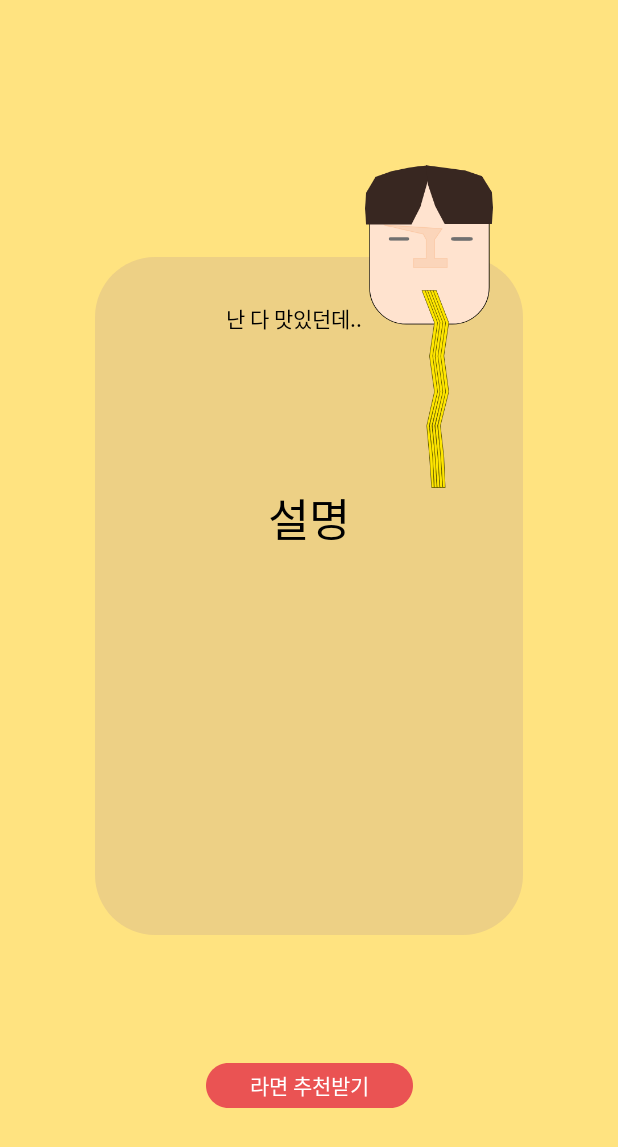
After one commit to ramenddak/ramenddak_Android, an Android app: the StartActivity screen opened directly, with no data from a screen before it, on a phone screen of 412 x 824 dp. The commit adds this screen. Shown: the top 1147 px of the screen. Run offline under Robolectric (Android 15) with nearby library versions, the phone set to English and light mode, and no system bars; our stand-ins replace data binding.

Commit message:
:sparkles: :: start ui

```diff
--- a/app/build.gradle.kts
+++ b/app/build.gradle.kts
@@ -40,6 +40,9 @@ dependencies {
     implementation(Dependency.AndroidX.APPCOMPAT)
     implementation(Dependency.Google.METARIAL)
     implementation(Dependency.AndroidX.CONSTRAINT_LAYOUT)
+    implementation("androidx.appcompat:appcompat:1.5.1")
+    implementation("com.google.android.material:material:1.4.0")
+    implementation("androidx.constraintlayout:constraintlayout:2.1.4")
     testImplementation(Dependency.Test.JUNIT)
     androidTestImplementation(Dependency.Test.ANDROIDX_JUNIT)
     androidTestImplementation(Dependency.Test.ANDROID_ESPRESSO)
--- a/app/src/main/AndroidManifest.xml
+++ b/app/src/main/AndroidManifest.xml
@@ -13,11 +13,19 @@
         android:theme="@style/Theme.Ramenddak_Android"
         tools:targetApi="31">
         <activity
-            android:name=".ui.SplashActivity"
+            android:name=".ui.component.StartActivity"
+            android:exported="false">
+            <meta-data
+                android:name="android.app.lib_name"
+                android:value="" />
+        </activity>
+        <activity
+            android:name=".ui.component.SplashActivity"
             android:exported="true">
             <meta-data
                 android:name="android.app.lib_name"
                 android:value="" />
+
             <intent-filter>
                 <action android:name="android.intent.action.MAIN" />
 
@@ -25,9 +33,8 @@
             </intent-filter>
         </activity>
         <activity
-            android:name=".ui.MainActivity"
+            android:name=".ui.component.MainActivity"
             android:exported="true">
-
             <meta-data
                 android:name="android.app.lib_name"
                 android:value="" />
--- a/app/src/main/java/com/app/ramenddak/ui/MainActivity.kt
+++ b/app/src/main/java/com/app/ramenddak/ui/component/MainActivity.kt
@@ -1,4 +1,4 @@
-package com.app.ramenddak.ui
+package com.app.ramenddak.ui.component
 
 import androidx.appcompat.app.AppCompatActivity
 import android.os.Bundle
--- a/app/src/main/java/com/app/ramenddak/ui/SplashActivity.kt
+++ b/app/src/main/java/com/app/ramenddak/ui/component/SplashActivity.kt
@@ -1,5 +1,7 @@
-package com.app.ramenddak.ui
+package com.app.ramenddak.ui.component
 
+import android.content.Intent
+import android.os.Handler
 import android.view.animation.AnimationUtils
 import com.app.ramenddak.R
 import com.app.ramenddak.databinding.ActivitySplashBinding
@@ -8,10 +10,17 @@ import com.example.presentation.base.BaseActivity
 class SplashActivity : BaseActivity<ActivitySplashBinding>(R.layout.activity_splash) {
     override fun init() {
         animation()
+        showMain()
     }
 
     private fun animation() {
         val startAnimation = AnimationUtils.loadAnimation(this, R.anim.blink_animation)
         binding.startBtn.startAnimation(startAnimation)
     }
+
+    private fun showMain() {
+        binding.startBtn.setOnClickListener {
+            startActivity(Intent(this, StartActivity::class.java))
+        }
+    }
 }
--- /dev/null
+++ b/app/src/main/java/com/app/ramenddak/ui/component/StartActivity.kt
@@ -0,0 +1,11 @@
+package com.app.ramenddak.ui.component
+
+import com.app.ramenddak.R
+import com.app.ramenddak.databinding.ActivityStartBinding
+import com.example.presentation.base.BaseActivity
+
+class StartActivity : BaseActivity<ActivityStartBinding>(R.layout.activity_start) {
+    override fun init() {
+
+    }
+}
--- /dev/null
+++ b/app/src/main/res/drawable/box_bg.xml
@@ -0,0 +1,23 @@
+<vector
+    xmlns:android="http://schemas.android.com/apk/res/android"
+    xmlns:aapt="http://schemas.android.com/aapt"
+    android:width="285dp"
+    android:height="452dp"
+    android:viewportWidth="285"
+    android:viewportHeight="452"
+    >
+
+    <group>
+
+        <clip-path
+            android:pathData="M40 0H245C267.091 0 285 17.9086 285 40V412C285 434.091 267.091 452 245 452H40C17.9086 452 0 434.091 0 412V40C0 17.9086 17.9086 0 40 0Z"
+            />
+
+        <path
+            android:pathData="M0 0V452H285V0"
+            android:fillColor="#EDD085"
+            />
+
+    </group>
+
+</vector>
--- /dev/null
+++ b/app/src/main/res/drawable/go_select_ramen_bg.xml
@@ -0,0 +1,23 @@
+<vector
+    xmlns:android="http://schemas.android.com/apk/res/android"
+    xmlns:aapt="http://schemas.android.com/aapt"
+    android:width="138dp"
+    android:height="30dp"
+    android:viewportWidth="138"
+    android:viewportHeight="30"
+    >
+
+    <group>
+
+        <clip-path
+            android:pathData="M15 0H123C131.284 0 138 6.71573 138 15C138 23.2843 131.284 30 123 30H15C6.71573 30 0 23.2843 0 15C0 6.71573 6.71573 0 15 0Z"
+            />
+
+        <path
+            android:pathData="M0 0V30H138V0"
+            android:fillColor="#EA5353"
+            />
+
+    </group>
+
+</vector>
--- a/app/src/main/res/layout/activity_main.xml
+++ b/app/src/main/res/layout/activity_main.xml
@@ -4,7 +4,7 @@
     xmlns:tools="http://schemas.android.com/tools"
     android:layout_width="match_parent"
     android:layout_height="match_parent"
-    tools:context=".ui.MainActivity">
+    tools:context=".ui.component.MainActivity">
 
     <TextView
         android:layout_width="wrap_content"
--- a/app/src/main/res/layout/activity_splash.xml
+++ b/app/src/main/res/layout/activity_splash.xml
@@ -11,7 +11,7 @@
         android:layout_width="match_parent"
         android:layout_height="match_parent"
         android:background="#FFE380"
-        tools:context=".ui.SplashActivity">
+        tools:context=".ui.component.SplashActivity">
 
         <ImageView
             android:layout_width="150dp"
--- /dev/null
+++ b/app/src/main/res/layout/activity_start.xml
@@ -0,0 +1,73 @@
+<?xml version="1.0" encoding="utf-8"?>
+<layout xmlns:android="http://schemas.android.com/apk/res/android"
+    xmlns:app="http://schemas.android.com/apk/res-auto"
+    xmlns:tools="http://schemas.android.com/tools">
+
+    <data>
+
+    </data>
+
+    <androidx.constraintlayout.widget.ConstraintLayout
+        android:layout_width="match_parent"
+        android:layout_height="match_parent"
+        android:background="#FFE380"
+        tools:context=".ui.component.StartActivity">
+
+
+        <LinearLayout
+            android:id="@+id/linearLayout"
+            android:layout_width="wrap_content"
+            android:layout_height="wrap_content"
+            android:layout_marginBottom="30dp"
+            android:background="@drawable/box_bg"
+            android:orientation="vertical"
+            app:layout_constraintBottom_toBottomOf="parent"
+            app:layout_constraintEnd_toEndOf="parent"
+            app:layout_constraintStart_toStartOf="parent"
+            app:layout_constraintTop_toTopOf="parent">
+
+            <TextView
+                android:layout_width="wrap_content"
+                android:layout_height="wrap_content"
+                android:layout_gravity="center"
+                android:layout_marginTop="30dp"
+                android:layout_marginEnd="10dp"
+                android:text="@string/hyun_seung_ment"
+                android:textColor="@color/black"
+                android:textSize="14sp" />
+
+            <TextView
+                android:layout_width="wrap_content"
+                android:layout_height="wrap_content"
+                android:layout_gravity="center"
+                android:layout_marginTop="100dp"
+                android:text="@string/explane"
+                android:textColor="@color/black"
+                android:textSize="30sp" />
+
+        </LinearLayout>
+
+        <ImageView
+            android:layout_width="85dp"
+            android:layout_height="215dp"
+            android:layout_marginStart="160dp"
+            android:layout_marginBottom="360dp"
+            android:src="@drawable/hyun_seung"
+            app:layout_constraintBottom_toBottomOf="@+id/linearLayout"
+            app:layout_constraintEnd_toEndOf="@+id/linearLayout"
+            app:layout_constraintStart_toStartOf="@+id/linearLayout"
+            app:layout_constraintTop_toTopOf="@+id/linearLayout" />
+
+        <androidx.appcompat.widget.AppCompatButton
+            android:layout_width="wrap_content"
+            android:layout_height="30dp"
+            android:background="@drawable/go_select_ramen_bg"
+            android:text="@string/go_select_ramen"
+            android:textColor="@color/white"
+            app:layout_constraintBottom_toBottomOf="parent"
+            app:layout_constraintEnd_toEndOf="parent"
+            app:layout_constraintStart_toStartOf="parent"
+            app:layout_constraintTop_toBottomOf="@+id/linearLayout" />
+
+    </androidx.constraintlayout.widget.ConstraintLayout>
+</layout>
--- a/app/src/main/res/values/strings.xml
+++ b/app/src/main/res/values/strings.xml
@@ -2,4 +2,7 @@
     <string name="app_name">ramenddak_Android</string>
     <string name="start_text">라 면 딱</string>
     <string name="tap_to_start">Tap to start</string>
+    <string name="go_select_ramen">라면 추천받기</string>
+    <string name="hyun_seung_ment">난 다 맛있던데..</string>
+    <string name="explane">설명</string>
 </resources>
--- a/app/src/main/res/values/themes.xml
+++ b/app/src/main/res/values/themes.xml
@@ -10,7 +10,7 @@
         <item name="colorSecondaryVariant">@color/teal_700</item>
         <item name="colorOnSecondary">@color/black</item>
         <!-- Status bar color. -->
-        <item name="android:statusBarColor">?attr/colorPrimaryVariant</item>
+        <item name="android:statusBarColor">#FFE380</item>
         <!-- Customize your theme here. -->
         <item name="windowNoTitle">true</item>
     </style>
```
